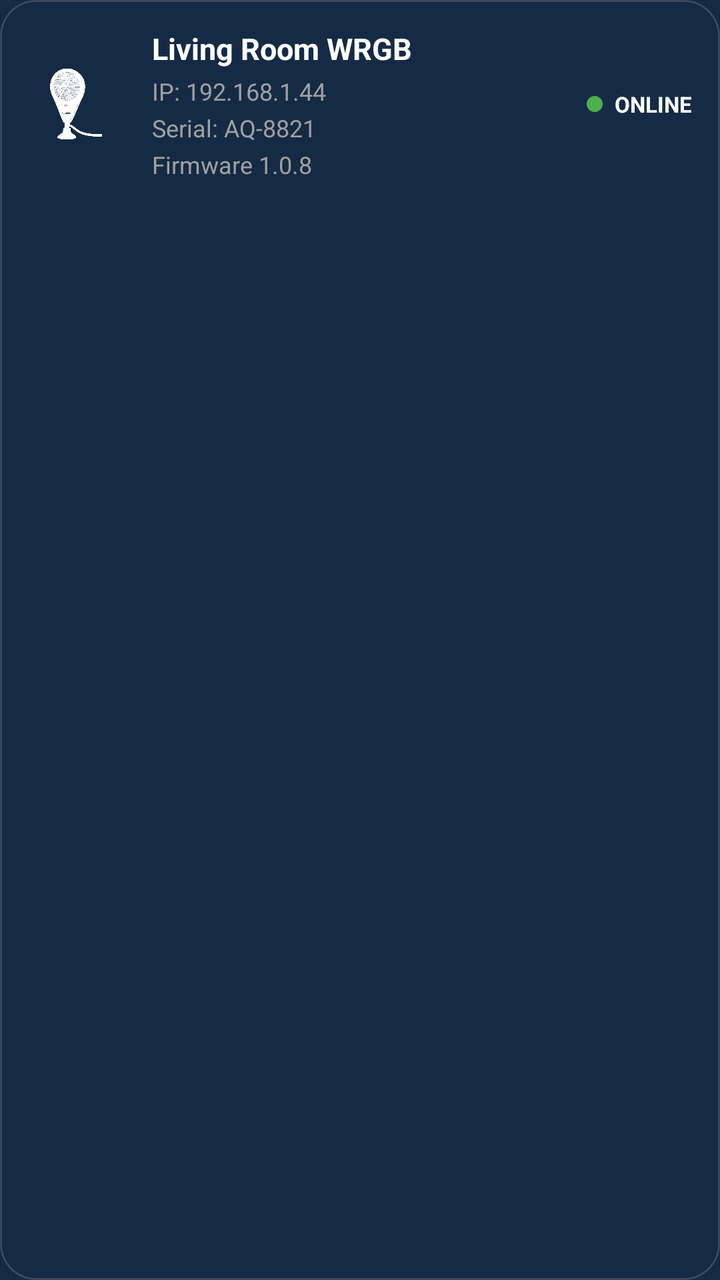
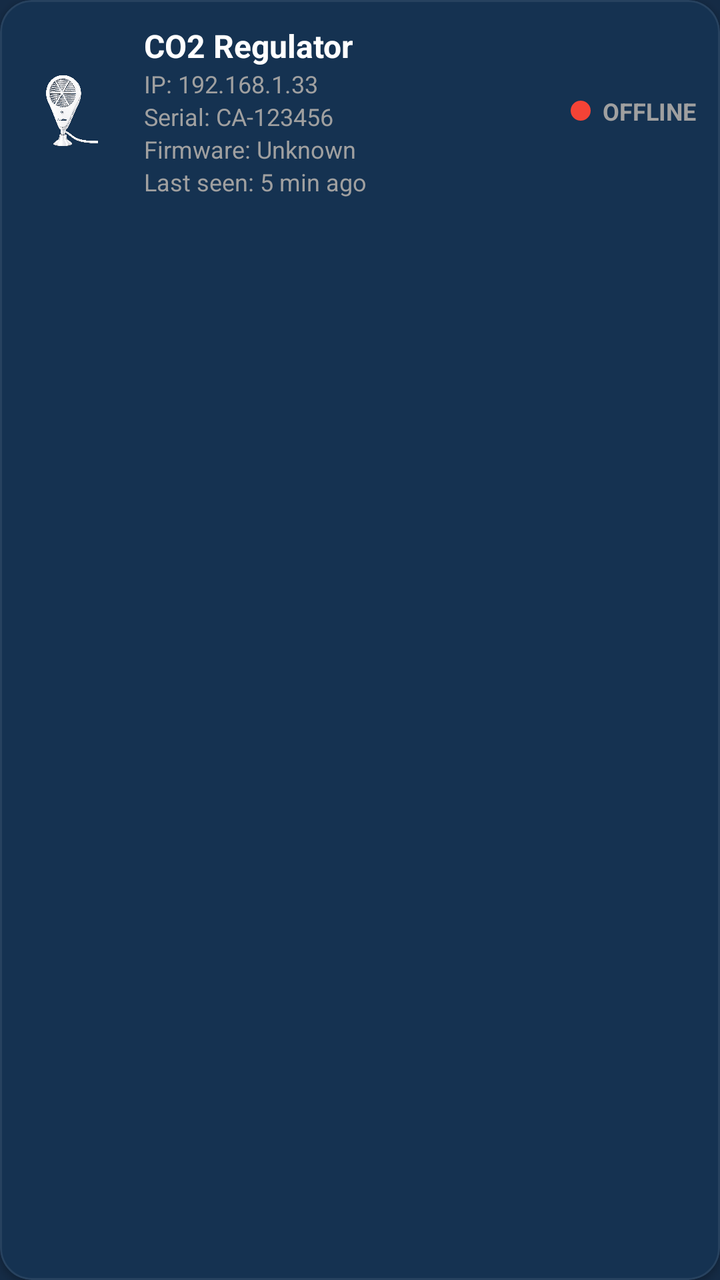

An Android layout rendered at two revisions. The XML below is the earlier revision; the diff shows what the commit changed to produce the second picture.
<!-- AndroidManifest.xml: application theme AppTheme -->
<!-- res/layout/item_device_status.xml -->
<?xml version="1.0" encoding="utf-8"?>
<com.google.android.material.card.MaterialCardView
    xmlns:android="http://schemas.android.com/apk/res/android"
    xmlns:app="http://schemas.android.com/apk/res-auto"

    android:id="@+id/cardDevice"

    android:layout_width="match_parent"
    android:layout_height="wrap_content"

    android:layout_marginBottom="12dp"

    
    app:cardCornerRadius="18dp"
    app:cardElevation="0dp"
    app:strokeColor="@color/card_stroke"
    app:strokeWidth="1dp">

    <LinearLayout
        android:layout_width="match_parent"
        android:layout_height="wrap_content"

        android:orientation="horizontal"

        android:gravity="center_vertical"

        android:padding="14dp">

        
        <ImageView
            android:id="@+id/ivDeviceIcon"

            android:layout_width="48dp"
            android:layout_height="48dp"

            android:src="@drawable/ic_device_aqua_ster"

            app:tint="@android:color/white" />

        
        <LinearLayout
            android:layout_width="0dp"
            android:layout_height="wrap_content"

            android:layout_weight="1"

            android:layout_marginStart="14dp"

            android:orientation="vertical">

            
            <TextView
                android:id="@+id/tvDeviceName"

                android:layout_width="wrap_content"
                android:layout_height="wrap_content"

                android:text="Living Room WRGB"

                android:textColor="@android:color/white"

                android:textSize="15sp"

                android:textStyle="bold" />

            
            <TextView
                android:id="@+id/tvIp"

                android:layout_width="wrap_content"
                android:layout_height="wrap_content"

                android:layout_marginTop="3dp"

                android:text="IP: 192.168.1.44"

                android:textColor="@color/settings_text_secondary"

                android:textSize="12sp" />

            
            <TextView
                android:id="@+id/tvSerial"

                android:layout_width="wrap_content"
                android:layout_height="wrap_content"

                android:layout_marginTop="2dp"

                android:text="Serial: AQ-8821"

                android:textColor="@color/settings_text_secondary"

                android:textSize="12sp" />

            
            <TextView
                android:id="@+id/tvFirmware"

                android:layout_width="wrap_content"
                android:layout_height="wrap_content"

                android:layout_marginTop="2dp"

                android:text="Firmware 1.0.8"

                android:textColor="@color/settings_text_secondary"

                android:textSize="12sp" />
        </LinearLayout>

        
        <LinearLayout
            android:layout_width="wrap_content"
            android:layout_height="wrap_content"

            android:orientation="horizontal"

            android:gravity="center_vertical">

            
            <View
                android:id="@+id/viewStatusDot"

                android:layout_width="8dp"
                android:layout_height="8dp"

                android:background="@drawable/bg_online_dot" />

            
            <TextView
                android:id="@+id/tvStatus"

                android:layout_width="wrap_content"
                android:layout_height="wrap_content"

                android:layout_marginStart="6dp"

                android:text="ONLINE"

                android:textColor="@android:color/white"

                android:textSize="11sp"

                android:textStyle="bold" />
        </LinearLayout>

    </LinearLayout>

</com.google.android.material.card.MaterialCardView>
<!-- resources referenced by this layout -->
<resources>
  <color name="card_stroke">#3A4A5E</color>
  <color name="settings_text_secondary">#A0A0A0</color>
  <!-- drawable bg_online_dot (drawable) -->
  <?xml version="1.0" encoding="utf-8"?>
  <shape xmlns:android="http://schemas.android.com/apk/res/android"
      android:shape="oval">
  
      <size
          android:width="8dp"
          android:height="8dp" />
  
      <solid android:color="#4CAF50"/>
  
  </shape>
  <!-- drawable ic_device_aqua_ster: png bitmap (drawable, 389859 bytes) -->
  <style name="AppTheme" parent="Theme.Material3.DayNight.NoActionBar">
  
          
          <item name="colorPrimary">@color/md_theme_light_primary</item>
          <item name="colorOnPrimary">@color/md_theme_light_onPrimary</item>
          <item name="colorSecondary">@color/md_theme_light_secondary</item>
          <item name="colorOnSecondary">@color/md_theme_light_onSecondary</item>
  
          
          <item name="android:colorBackground">@color/md_theme_light_background</item>
          <item name="colorSurface">@color/md_theme_light_surface</item>
          <item name="colorOnSurface">@color/md_theme_light_onSurface</item>
  
          
          <item name="colorSurfaceVariant">@color/md_theme_light_surfaceVariant</item>
          <item name="colorOnSurfaceVariant">@color/md_theme_light_onSurfaceVariant</item>
          <item name="colorOutline">@color/md_theme_light_outline</item>
          <item name="colorOutlineVariant">@color/md_theme_light_outlineVariant</item>
          <item name="colorError">@color/md_theme_light_error</item>
          <item name="colorOnError">@color/md_theme_light_onError</item>
  
          
          <item name="android:statusBarColor">@android:color/transparent</item>
          <item name="android:navigationBarColor">@android:color/black</item>
  
          
          <item name="android:windowLightStatusBar">true</item>
          <item name="android:windowLightNavigationBar">true</item>
  
          
          <item name="windowActionBar">false</item>
          <item name="android:windowNoTitle">true</item>
      </style>
  <color name="md_theme_light_primary">#2196F3</color>
  <color name="md_theme_light_onPrimary">#FFFFFF</color>
  <color name="md_theme_light_secondary">#4A6363</color>
  <color name="md_theme_light_onSecondary">#FFFFFF</color>
  <color name="md_theme_light_background">#152B45</color>
  <color name="md_theme_light_surface">#152B45</color>
  <color name="md_theme_light_onSurface">#E0E6ED</color>
  <color name="md_theme_light_surfaceVariant">#233042</color>
  <color name="md_theme_light_onSurfaceVariant">#5C6B75</color>
  <color name="md_theme_light_outline">#455A64</color>
  <color name="md_theme_light_outlineVariant">#37474F</color>
  <color name="md_theme_light_error">#D32F2F</color>
  <color name="md_theme_light_onError">#FFFFFF</color>
</resources>

<!-- the commit's change to res/layout/item_device_status.xml (unified diff, before → after) -->
@@ -1,150 +1,107 @@
-<?xml version="1.0" encoding="utf-8"?>
 <com.google.android.material.card.MaterialCardView
     xmlns:android="http://schemas.android.com/apk/res/android"
     xmlns:app="http://schemas.android.com/apk/res-auto"
 
     android:id="@+id/cardDevice"
-
     android:layout_width="match_parent"
     android:layout_height="wrap_content"
-
-    android:layout_marginBottom="12dp"
-
-    
-    app:cardCornerRadius="18dp"
-    app:cardElevation="0dp"
-    app:strokeColor="@color/card_stroke"
-    app:strokeWidth="1dp">
+    android:layout_marginVertical="6dp"
+    app:cardCornerRadius="16dp"
+    app:cardElevation="2dp"
+    app:strokeWidth="1dp"
+    app:strokeColor="@color/settings_card_stroke"
+    android:clickable="true"
+    android:focusable="true"
+    android:foreground="?attr/selectableItemBackground">
 
     <LinearLayout
         android:layout_width="match_parent"
         android:layout_height="wrap_content"
-
         android:orientation="horizontal"
-
-        android:gravity="center_vertical"
-
-        android:padding="14dp">
+        android:padding="12dp"
+        android:gravity="center_vertical">
 
         
         <ImageView
             android:id="@+id/ivDeviceIcon"
-
             android:layout_width="48dp"
             android:layout_height="48dp"
-
             android:src="@drawable/ic_device_aqua_ster"
-
-            app:tint="@android:color/white" />
+            android:contentDescription="@string/app_name"/>
 
         
         <LinearLayout
             android:layout_width="0dp"
             android:layout_height="wrap_content"
+            android:layout_weight="1"
+            android:orientation="vertical"
+            android:layout_marginStart="12dp">
 
-            android:layout_weight="1"
-
-            android:layout_marginStart="14dp"
-
-            android:orientation="vertical">
-
-            
             <TextView
                 android:id="@+id/tvDeviceName"
-
                 android:layout_width="wrap_content"
                 android:layout_height="wrap_content"
+                android:text="CO2 Regulator"
+                android:textColor="@android:color/white"
+                android:textSize="16sp"
+                android:textStyle="bold"/>
 
-                android:text="Living Room WRGB"
-
-                android:textColor="@android:color/white"
-
-                android:textSize="15sp"
-
-                android:textStyle="bold" />
-
-            
             <TextView
                 android:id="@+id/tvIp"
-
                 android:layout_width="wrap_content"
                 android:layout_height="wrap_content"
+                android:text="IP: 192.168.1.33"
+                android:textSize="12sp"
+                android:textColor="@color/settings_text_secondary"/>
 
-                android:layout_marginTop="3dp"
-
-                android:text="IP: 192.168.1.44"
-
-                android:textColor="@color/settings_text_secondary"
-
-                android:textSize="12sp" />
-
-            
             <TextView
                 android:id="@+id/tvSerial"
-
                 android:layout_width="wrap_content"
                 android:layout_height="wrap_content"
+                android:text="Serial: CA-123456"
+                android:textSize="12sp"
+                android:textColor="@color/settings_text_secondary"/>
 
-                android:layout_marginTop="2dp"
-
-                android:text="Serial: AQ-8821"
-
-                android:textColor="@color/settings_text_secondary"
-
-                android:textSize="12sp" />
-
-            
             <TextView
                 android:id="@+id/tvFirmware"
-
                 android:layout_width="wrap_content"
                 android:layout_height="wrap_content"
+                android:text="Firmware: Unknown"
+                android:textSize="12sp"
+                android:textColor="@color/settings_text_secondary"/>
 
-                android:layout_marginTop="2dp"
-
-                android:text="Firmware 1.0.8"
-
-                android:textColor="@color/settings_text_secondary"
-
-                android:textSize="12sp" />
+            <TextView
+                android:id="@+id/tvLastSeen"
+                android:layout_width="wrap_content"
+                android:layout_height="wrap_content"
+                android:text="Last seen: 5 min ago"
+                android:textSize="12sp"
+                android:textColor="@color/settings_text_secondary"/>
         </LinearLayout>
 
         
         <LinearLayout
             android:layout_width="wrap_content"
             android:layout_height="wrap_content"
-
             android:orientation="horizontal"
-
             android:gravity="center_vertical">
 
-            
             <View
                 android:id="@+id/viewStatusDot"
+                android:layout_width="10dp"
+                android:layout_height="10dp"
+                android:background="@drawable/bg_offline_dot"/>
 
-                android:layout_width="8dp"
-                android:layout_height="8dp"
-
-                android:background="@drawable/bg_online_dot" />
-
-            
             <TextView
                 android:id="@+id/tvStatus"
-
                 android:layout_width="wrap_content"
                 android:layout_height="wrap_content"
-
                 android:layout_marginStart="6dp"
-
-                android:text="ONLINE"
-
-                android:textColor="@android:color/white"
-
-                android:textSize="11sp"
-
-                android:textStyle="bold" />
+                android:text="OFFLINE"
+                android:textSize="12sp"
+                android:textStyle="bold"
+                android:textColor="@color/settings_text_secondary"/>
         </LinearLayout>
 
     </LinearLayout>
-
 </com.google.android.material.card.MaterialCardView>
<!-- resource entries referenced after the edit -->
@@ -1,8 +1,8 @@
 <!-- resources referenced by this layout -->
 <resources>
-  <color name="card_stroke">#3A4A5E</color>
+  <color name="settings_card_stroke">#14FFFFFF</color>
   <color name="settings_text_secondary">#A0A0A0</color>
-  <!-- drawable bg_online_dot (drawable) -->
+  <!-- drawable bg_offline_dot (drawable) -->
   <?xml version="1.0" encoding="utf-8"?>
   <shape xmlns:android="http://schemas.android.com/apk/res/android"
       android:shape="oval">
@@ -11,10 +11,11 @@
           android:width="8dp"
           android:height="8dp" />
   
-      <solid android:color="#4CAF50"/>
+      <solid android:color="#F44336"/>
   
   </shape>
   <!-- drawable ic_device_aqua_ster: png bitmap (drawable, 389859 bytes) -->
+  <string name="app_name">AquaLight</string>
   <style name="AppTheme" parent="Theme.Material3.DayNight.NoActionBar">
   
           
